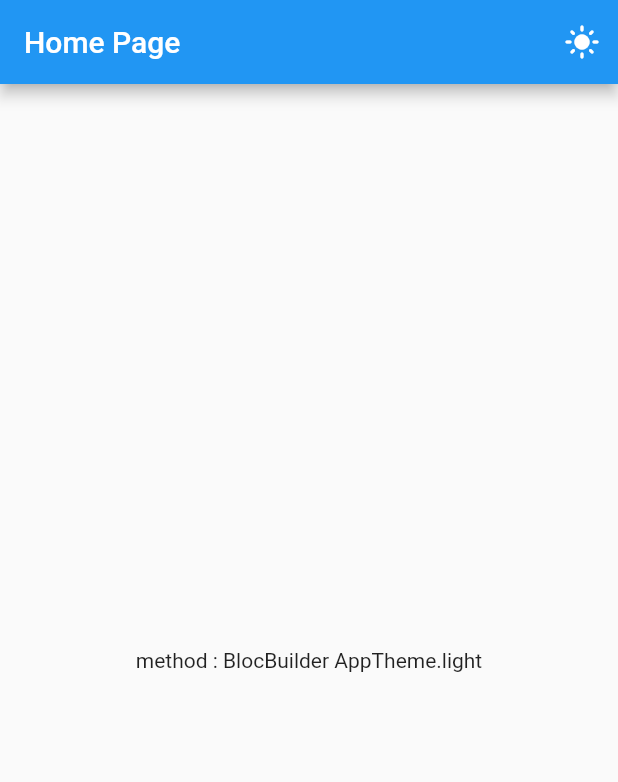
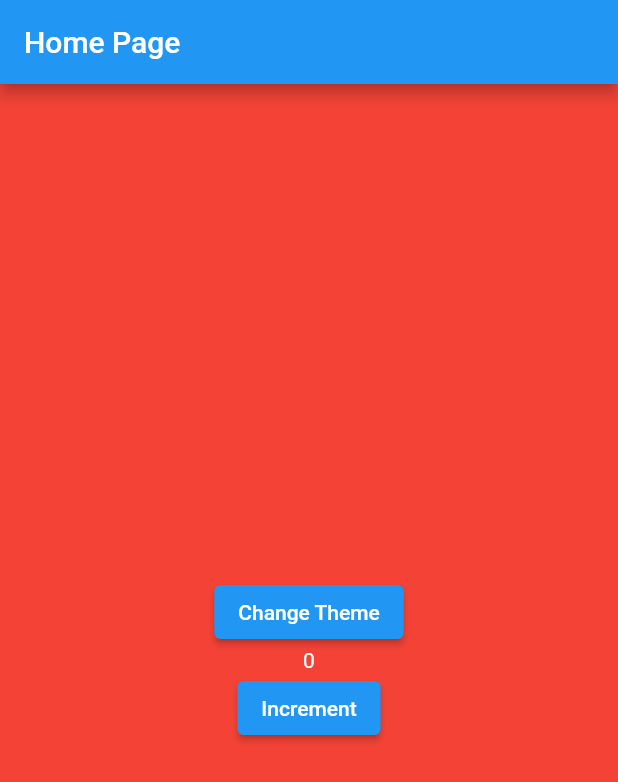
Before and after one commit to 0x1m4o/Flutter-Bloc-Firebase, a Flutter app: the screen it shows after launch, on a phone screen of 412 x 824 dp. Shown: the top 782 px of the screen. Run offline on Flutter 3.47's test engine with Material 2 defaults, Android fonts, the phone set to English and light mode, and no system bars; our stand-ins replace bloc, equatable, flutter_bloc.

Commit message:
Cubit to Cubit StreamSubscription (counter and color cubit)

```diff
--- a/lib/bloc/theme_bloc.dart
+++ b/lib/archive/bloc-theme/bloc/theme_bloc.dart
@@ -1,6 +1,5 @@
 import 'package:bloc/bloc.dart';
 import 'package:equatable/equatable.dart';
-import 'package:flutter/material.dart';
 
 part 'theme_event.dart';
 part 'theme_state.dart';
--- /dev/null
+++ b/lib/cubits/color/color_state.dart
@@ -0,0 +1,28 @@
+// ignore_for_file: public_member_api_docs, sort_constructors_first
+part of 'color_cubit.dart';
+
+class ColorState extends Equatable {
+  final Color color;
+  ColorState({
+    required this.color,
+  });
+
+  factory ColorState.initial() {
+    return ColorState(color: Colors.red);
+  }
+
+  @override
+  // TODO: implement props
+  List<Object?> get props => [color];
+
+  ColorState copyWith({
+    Color? color,
+  }) {
+    return ColorState(
+      color: color ?? this.color,
+    );
+  }
+
+  @override
+  bool get stringify => true;
+}
--- /dev/null
+++ b/lib/cubits/counter/counter_state.dart
@@ -0,0 +1,28 @@
+// ignore_for_file: public_member_api_docs, sort_constructors_first
+part of 'counter_cubit.dart';
+
+class CounterState extends Equatable {
+  final int count;
+  CounterState({
+    required this.count,
+  });
+
+  factory CounterState.initial() {
+    return CounterState(count: 0);
+  }
+
+  @override
+  // TODO: implement props
+  List<Object?> get props => [count];
+
+  CounterState copyWith({
+    int? count,
+  }) {
+    return CounterState(
+      count: count ?? this.count,
+    );
+  }
+
+  @override
+  bool get stringify => true;
+}
--- a/lib/main.dart
+++ b/lib/main.dart
@@ -1,6 +1,7 @@
 import 'package:flutter/material.dart';
 import 'package:flutter_bloc/flutter_bloc.dart';
-import './bloc/theme_bloc.dart';
+import 'package:flutter_bloc_firebase/cubits/counter/counter_cubit.dart';
+import 'package:flutter_bloc_firebase/cubits/color/color_cubit.dart';
 import 'package:flutter_bloc_firebase/pages/homepage.dart';
 
 void main() {
@@ -11,18 +12,19 @@ class MyApp extends StatelessWidget {
   const MyApp({super.key});
   @override
   Widget build(BuildContext context) {
-    return BlocProvider<ThemeBloc>(
-      create: (context) => ThemeBloc(),
-      child: BlocBuilder<ThemeBloc, ThemeState>(
-        builder: (context, state) {
-          return MaterialApp(
-            title: 'Flutter Demo',
-            theme: state.theme == AppTheme.light
-                ? ThemeData.light()
-                : ThemeData.dark(),
-            home: HomePage(),
-          );
-        },
+    return MultiBlocProvider(
+      providers: [
+        BlocProvider<ColorCubit>(
+          create: (context) => ColorCubit(),
+        ),
+        BlocProvider<CounterCubit>(
+          create: (context) =>
+              CounterCubit(colorCubit: context.read<ColorCubit>()),
+        ),
+      ],
+      child: MaterialApp(
+        title: 'Flutter Demo',
+        home: HomePage(),
       ),
     );
   }
--- a/lib/pages/homepage.dart
+++ b/lib/pages/homepage.dart
@@ -1,41 +1,36 @@
 import 'package:flutter/material.dart';
 import 'package:flutter_bloc/flutter_bloc.dart';
-import '../bloc/theme_bloc.dart';
+import 'package:flutter_bloc_firebase/cubits/color/color_cubit.dart';
+import 'package:flutter_bloc_firebase/cubits/counter/counter_cubit.dart';
 
 class HomePage extends StatelessWidget {
   @override
   Widget build(BuildContext context) {
-    final themeCu = context.read<ThemeBloc>();
+    final colorCu = context.read<ColorCubit>();
+    final counterCu = context.read<CounterCubit>();
     return Scaffold(
+        backgroundColor: context.watch<ColorCubit>().state.color,
         appBar: AppBar(
           title: Text('Home Page'),
-          actions: [
-            BlocBuilder<ThemeBloc, ThemeState>(
-              builder: (context, state) {
-                return IconButton(
-                    onPressed: () {
-                      final isDark;
-                      if (state.theme == AppTheme.light) {
-                        isDark = false;
-                      } else {
-                        isDark = true;
-                      }
-                      themeCu.add(ChangeThemeEvent(isDark: isDark));
-                      print(isDark);
-                    },
-                    icon: Icon(Icons.light_mode));
-              },
-            ),
-          ],
         ),
         body: Center(
             child:
                 Column(mainAxisAlignment: MainAxisAlignment.center, children: [
-          BlocBuilder<ThemeBloc, ThemeState>(
-            builder: (context, state) {
-              return Text('method : BlocBuilder ${state.theme}');
-            },
+          ElevatedButton(
+              onPressed: () {
+                colorCu.changeColor();
+                print('ini colorstate ${colorCu.state.color}');
+              },
+              child: Text('Change Theme')),
+          Text(
+            '${context.watch<CounterCubit>().state.count}',
+            style: TextStyle(color: Colors.white),
           ),
+          ElevatedButton(
+              onPressed: () {
+                counterCu.changeCounter();
+              },
+              child: Text('Increment')),
         ])));
   }
 }
```
Also changed, not shown: lib/cubits/color/color_cubit.dart (added, +21 -0 lines), lib/cubits/counter/counter_cubit.dart (added, +36 -0 lines), lib/archive/bloc-theme/bloc/theme_event.dart (renamed from lib/bloc/theme_event.dart), lib/archive/bloc-theme/bloc/theme_state.dart (renamed from lib/bloc/theme_state.dart).
